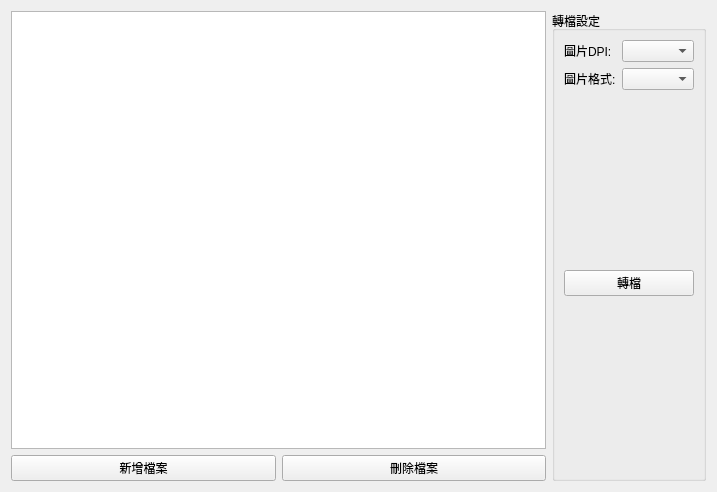
The window that src/Widget/PDFWidget/PDFWidget.ui (IDK-Silver/PDF_Tool) describes before a commit, drawn with Qt 5.
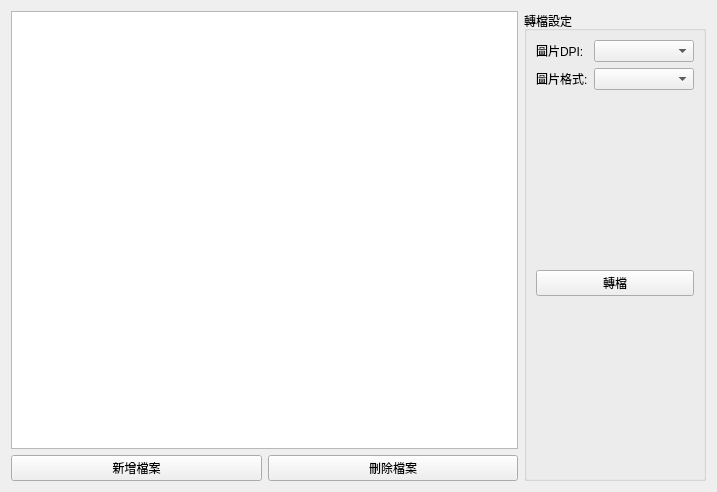
The same window after the commit.

Patch:
```diff
--- a/src/Widget/PDFWidget/PDFWidget.ui
+++ b/src/Widget/PDFWidget/PDFWidget.ui
@@ -67,7 +67,14 @@
            </widget>
           </item>
           <item row="0" column="1">
-           <widget class="QComboBox" name="comboBox_dpi"/>
+           <widget class="QComboBox" name="comboBox_dpi">
+            <property name="minimumSize">
+             <size>
+              <width>100</width>
+              <height>0</height>
+             </size>
+            </property>
+           </widget>
           </item>
          </layout>
         </item>
```
Left out of the diff: 2 changed lines with no effect on the pictures.
